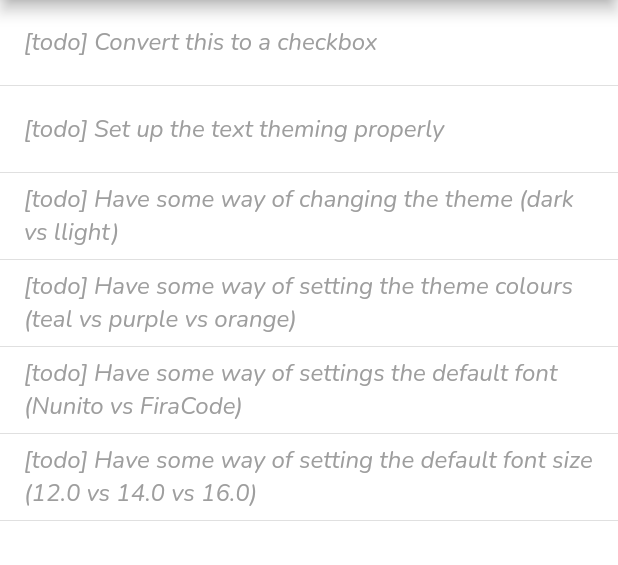
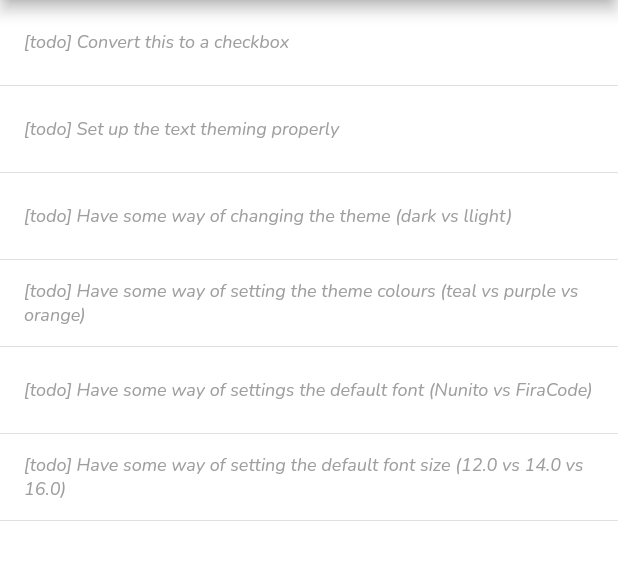
Before and after one commit to EuanScott/playground-flutter, a Flutter app: the SettingsPage screen opened directly, on a phone screen of 412 x 824 dp, the part 84-649 px from its top. Run offline on Flutter 3.47's test engine with Material 2 defaults, Android fonts, the phone set to English and light mode, and no system bars; our stand-ins replace animated_text_kit, carousel_slider, flutter_lorem, ionicons, modal_bottom_sheet; missing offline and left inert: expansion_card; network calls fail.

Commit message:
- Windows setup (version updates) - Minor code changes

```diff
--- a/playground/lib/main.dart
+++ b/playground/lib/main.dart
@@ -35,7 +35,7 @@ class MyApp extends StatelessWidget {
           subtitle1: TextStyle(
             color: Colors.grey,
             fontFamily: 'Nunito',
-            fontSize: 16.0,
+            fontSize: 12.0,
             fontStyle: FontStyle.italic,
             fontWeight: FontWeight.w400,
           ),
--- a/playground/lib/widgets/appBar.dart
+++ b/playground/lib/widgets/appBar.dart
@@ -1,9 +1,7 @@
 import 'package:flutter/material.dart';
-
+import 'package:ionicons/ionicons.dart';
 import 'package:modal_bottom_sheet/modal_bottom_sheet.dart';
 import 'package:playground/pages/profile/profile.dart';
-
-import 'package:ionicons/ionicons.dart';
 
 class BaseAppBar extends StatelessWidget implements PreferredSizeWidget {
   final Color backgroundColorPrimary = Colors.teal[400];
@@ -61,7 +59,7 @@ class BaseAppBar extends StatelessWidget implements PreferredSizeWidget {
         title,
         // TODO: Figure out a way of passing dynamic content into a default theme defined in main.dart
         style: TextStyle(
-          color: this.isProfilePage ? textColorSecondary : textColorPrimary,
+          color: isProfilePage ? textColorSecondary : textColorPrimary,
           fontFamily: 'FiraCode',
           fontSize: 20.0,
           fontWeight: FontWeight.w500,
@@ -72,7 +70,7 @@ class BaseAppBar extends StatelessWidget implements PreferredSizeWidget {
           IconButton(
             icon: Icon(
               Ionicons.person,
-              color: this.isProfilePage ? textColorSecondary : textColorPrimary,
+              color: isProfilePage ? textColorSecondary : textColorPrimary,
             ),
             onPressed: () {
               showCupertinoModalBottomSheet(
@@ -85,11 +83,10 @@ class BaseAppBar extends StatelessWidget implements PreferredSizeWidget {
       ],
       // Themeing of the TitleBar
       iconTheme: IconThemeData(
-        color: this.isProfilePage ? textColorSecondary : textColorPrimary,
+        color: isProfilePage ? textColorSecondary : textColorPrimary,
       ),
-      backgroundColor: this.isProfilePage
-          ? backgroundColorSecondary
-          : backgroundColorPrimary,
+      backgroundColor:
+          isProfilePage ? backgroundColorSecondary : backgroundColorPrimary,
     );
   }
 
```
Also changed, not shown: playground/lib/pages/home/home.dart (+4 -7 lines), playground/lib/pages/profile/expandableCard.dart (+13 -12 lines), playground/lib/pages/profile/metaData.dart (+8 -8 lines), playground/pubspec.lock, 9 other files.
